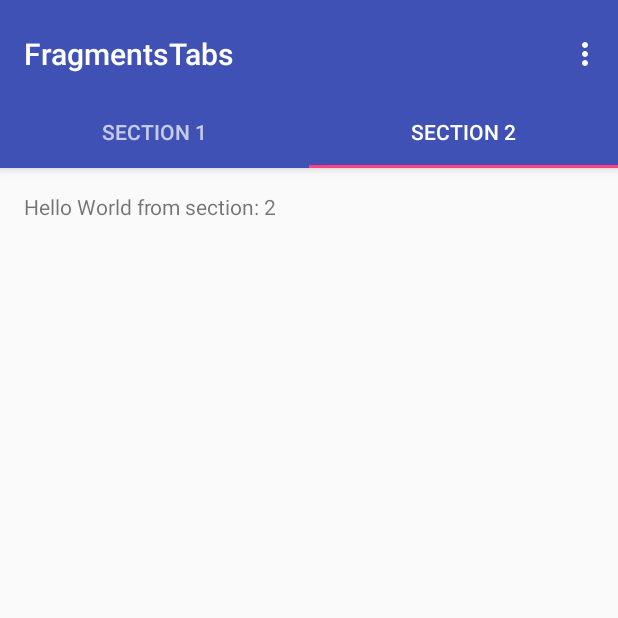
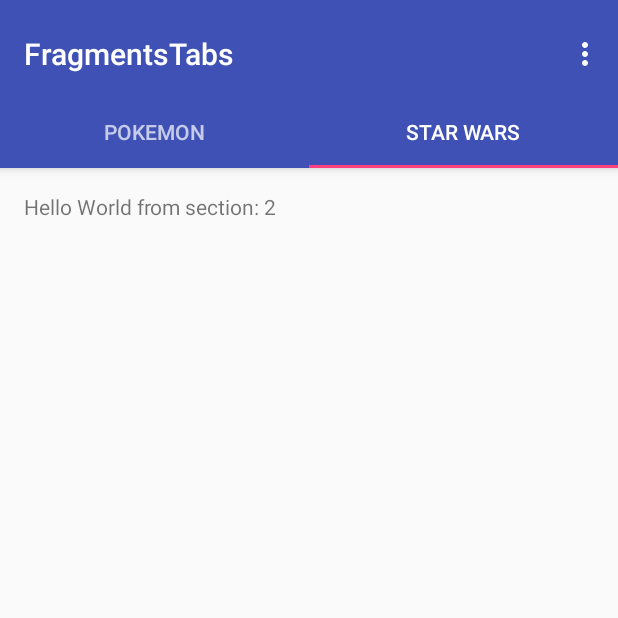
Before and after one commit to androidBootcampUIO/FragmentsTabs, an Android app: the screen it shows after launch (MainActivity), tab 2 chosen, on a phone screen of 412 x 824 dp, the top half of it. Run offline under Robolectric (Android 15) with nearby library versions, the phone set to English and light mode, and no system bars.

Commit message:
renombra las tabs para usar strings del archivo xml

```diff
--- a/app/src/main/java/uio/androidbootcamp/fragmentstabs/MainActivity.java
+++ b/app/src/main/java/uio/androidbootcamp/fragmentstabs/MainActivity.java
@@ -25,7 +25,7 @@ public class MainActivity extends AppCompatActivity {
     }
 
     private void pagerSetup() {
-        mSectionsPagerAdapter = new SectionsPagerAdapter(getSupportFragmentManager());
+        mSectionsPagerAdapter = new SectionsPagerAdapter(getSupportFragmentManager(), this);
         mViewPager = (ViewPager) findViewById(R.id.container);
         mViewPager.setAdapter(mSectionsPagerAdapter);
         TabLayout tabLayout = (TabLayout) findViewById(R.id.tabs);
--- a/app/src/main/java/uio/androidbootcamp/fragmentstabs/SectionsPagerAdapter.java
+++ b/app/src/main/java/uio/androidbootcamp/fragmentstabs/SectionsPagerAdapter.java
@@ -6,14 +6,15 @@ import android.support.v4.app.FragmentPagerAdapter;
 
 public class SectionsPagerAdapter extends FragmentPagerAdapter {
 
-    public SectionsPagerAdapter(FragmentManager fm) {
+    private MainActivity activity;
+
+    public SectionsPagerAdapter(FragmentManager fm, MainActivity activity) {
         super(fm);
+        this.activity = activity;
     }
 
     @Override
     public Fragment getItem(int position) {
-        // getItem is called to instantiate the fragment for the given page.
-        // Return a PlaceholderFragment (defined as a static inner class below).
         return PlaceholderFragment.newInstance(position + 1);
     }
 
@@ -26,9 +27,9 @@ public class SectionsPagerAdapter extends FragmentPagerAdapter {
     public CharSequence getPageTitle(int position) {
         switch (position) {
             case 0:
-                return "SECTION 1";
+                return activity.getResources().getString(R.string.tab_pokemon);
             case 1:
-                return "SECTION 2";
+                return activity.getResources().getString(R.string.tab_star_wars);
         }
         return null;
     }
--- a/app/src/main/res/values/strings.xml
+++ b/app/src/main/res/values/strings.xml
@@ -2,4 +2,7 @@
     <string name="app_name">FragmentsTabs</string>
     <string name="action_settings">Settings</string>
     <string name="section_format">Hello World from section: %1$d</string>
+
+    <string name="tab_pokemon">Pokemon</string>
+    <string name="tab_star_wars">Star Wars</string>
 </resources>
```
